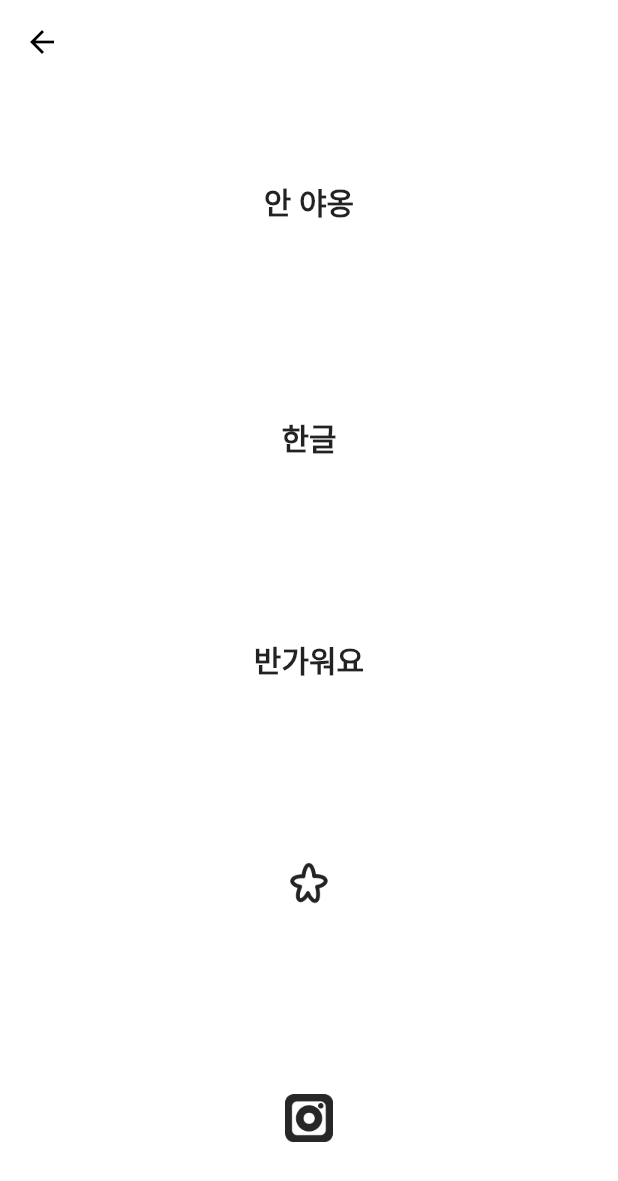
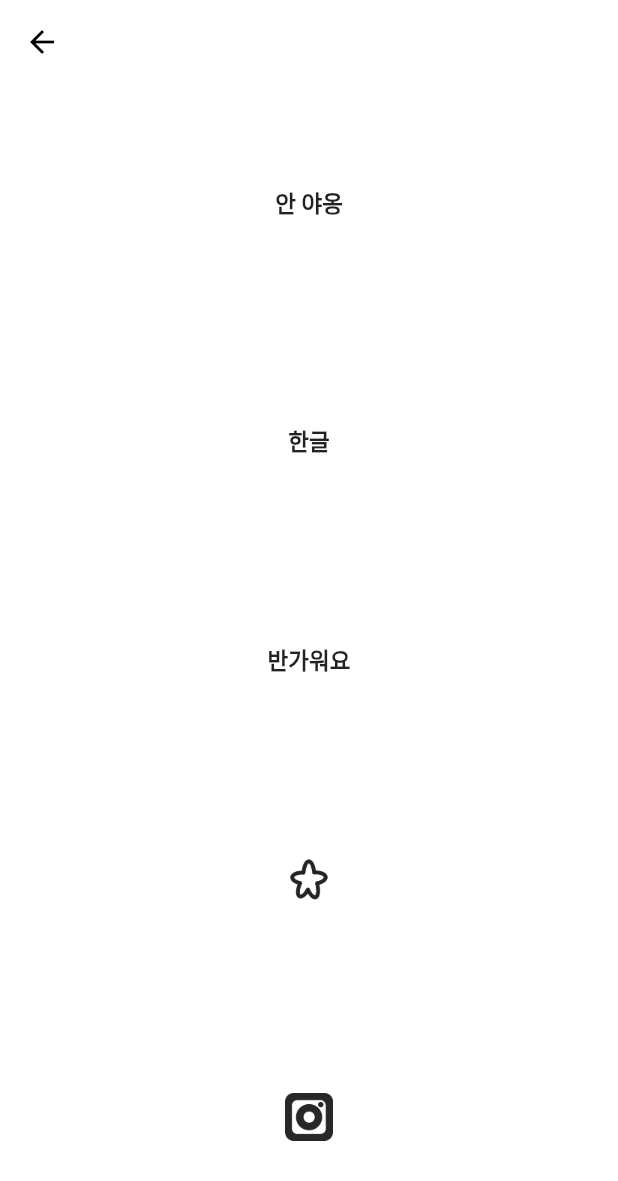
Before and after one commit to Dubudubap/dubu_timer, a Flutter app: the setting screen opened directly, on a phone screen of 412 x 824 dp. Shown: the top 1181 px of the screen. Run offline on Flutter 3.47's test engine with Material 2 defaults, Android fonts, the phone set to English and light mode, and no system bars; our stand-ins replace audioplayers, google_mobile_ads, hive, hive_flutter; accounts and stored records are empty; Roboto replaces fonts that are missing (gangwon).

Commit message:
2022-02-16 1.0.0+1

```diff
--- a/lib/homePage.dart
+++ b/lib/homePage.dart
@@ -145,6 +145,7 @@ class _HomePageState extends State<HomePage> {
                         splashColor: Colors.transparent,
                         highlightColor: Colors.transparent,
                         onPressed: () {
+                          context.read<Times>().update(box.getAt(0)!.totalTime);
                           Navigator.of(context).push(MaterialPageRoute(
                               builder: (BuildContext context) => Pomodoro()));
                         },
--- a/lib/provider/global_provider.dart
+++ b/lib/provider/global_provider.dart
@@ -127,5 +127,8 @@ class ItemList {
     'assets/item12.png',
     'assets/item13.png',
     'assets/item14.png',
+    'assets/item15.png',
+    'assets/item16.png',
+    'assets/item17.png',
   ];
 }
--- a/lib/setting.dart
+++ b/lib/setting.dart
@@ -16,6 +16,16 @@ class _settingState extends State<setting> {
   openURL() async {
     if (await canLaunch('https://www.instagram.com/dubudubap')) {
       await launch('https://www.instagram.com/dubudubap');
+    } else {
+      throw 'Could Not Launch URL';
+    }
+  }
+
+  review() async {
+    if (await canLaunch(
+        'https://play.google.com/store/apps/details?id=com.dubu.dubu_timer')) {
+      await launch(
+          'https://play.google.com/store/apps/details?id=com.dubu.dubu_timer');
     } else {
       throw 'Could Not Launch URL';
     }
@@ -142,7 +152,7 @@ class _settingState extends State<setting> {
                             ? Text(
                                 '안 야옹',
                                 style: TextStyle(
-                                  fontSize: 20,
+                                  fontSize: 15,
                                   fontFamily: 'gangwon',
                                   fontWeight: FontWeight.bold,
                                   color: Colors.black87,
@@ -151,7 +161,7 @@ class _settingState extends State<setting> {
                             : Text(
                                 'NO MEOW',
                                 style: TextStyle(
-                                  fontSize: 20,
+                                  fontSize: 15,
                                   fontFamily: 'ShortStack',
                                   fontWeight: FontWeight.bold,
                                   color: Colors.black87,
@@ -161,7 +171,7 @@ class _settingState extends State<setting> {
                             ? Text(
                                 '야옹',
                                 style: TextStyle(
-                                  fontSize: 20,
+                                  fontSize: 15,
                                   fontFamily: 'gangwon',
                                   fontWeight: FontWeight.bold,
                                   color: Colors.black87,
@@ -170,7 +180,7 @@ class _settingState extends State<setting> {
                             : Text(
                                 'MEOW',
                                 style: TextStyle(
-                                  fontSize: 20,
+                                  fontSize: 15,
                                   fontFamily: 'ShortStack',
                                   fontWeight: FontWeight.bold,
                                   color: Colors.black87,
@@ -195,7 +205,7 @@ class _settingState extends State<setting> {
                         ? Text(
                             '한글',
                             style: TextStyle(
-                              fontSize: 20,
+                              fontSize: 15,
                               fontFamily: 'gangwon',
                               fontWeight: FontWeight.bold,
                               color: Colors.black87,
@@ -204,7 +214,7 @@ class _settingState extends State<setting> {
                         : Text(
                             'English',
                             style: TextStyle(
-                              fontSize: 20,
+                              fontSize: 15,
                               fontFamily: 'ShortStack',
                               fontWeight: FontWeight.bold,
                               color: Colors.black87,
@@ -215,7 +225,7 @@ class _settingState extends State<setting> {
                       ? Text(
                           yourTitle(item.lang),
                           style: TextStyle(
-                            fontSize: 20,
+                            fontSize: 15,
                             fontFamily: 'gangwon',
                             fontWeight: FontWeight.bold,
                             color: Colors.black87,
@@ -224,14 +234,16 @@ class _settingState extends State<setting> {
                       : Text(
                           yourTitle(item.lang),
                           style: TextStyle(
-                            fontSize: 20,
+                            fontSize: 15,
                             fontFamily: 'ShortStack',
                             fontWeight: FontWeight.bold,
                             color: Colors.black87,
                           ),
                         ),
                   IconButton(
-                    onPressed: () {},
+                    onPressed: () {
+                      review();
+                    },
                     icon: Image.asset('assets/star.png'),
                     iconSize: 10,
                   ),
--- a/pubspec.yaml
+++ b/pubspec.yaml
@@ -41,6 +41,7 @@ dependencies:
   hive_flutter: ^1.1.0
   url_launcher: ^6.0.18
   google_mobile_ads: ^1.0.1
+  flutter_launcher_icons: ^0.9.2
 
 
 
@@ -50,12 +51,15 @@ dev_dependencies:
     sdk: flutter
   hive_generator: ^1.1.2
   build_runner: ^2.1.7
-  flutter_launcher_icons: ^0.9.2
   flutter_lints: ^1.0.4
 
 flutter_icons:
+  android: true
   ios: true
   image_path: "assets/icon.png"
+  adaptive_icon_foreground: 'assets/icon_foreground.png'
+  adaptive_icon_background: 'assets/icon_background.png'
+
 
 
   # The "flutter_lints" package below contains a set of recommended lints to
```
Also changed, not shown: lib/coin.dart (+4 -4 lines), lib/shopping.dart (+12 -9 lines), lib/statistic.dart (+6 -5 lines), assets/icon.png, assets/icon_background.png (added), assets/icon_foreground.png (added), assets/item15.png (added), assets/item16.png (added), assets/item17.png (added), assets/model15.png (added), assets/model16.png (added), assets/model17.png (added), pubspec.lock, 39 other files.
